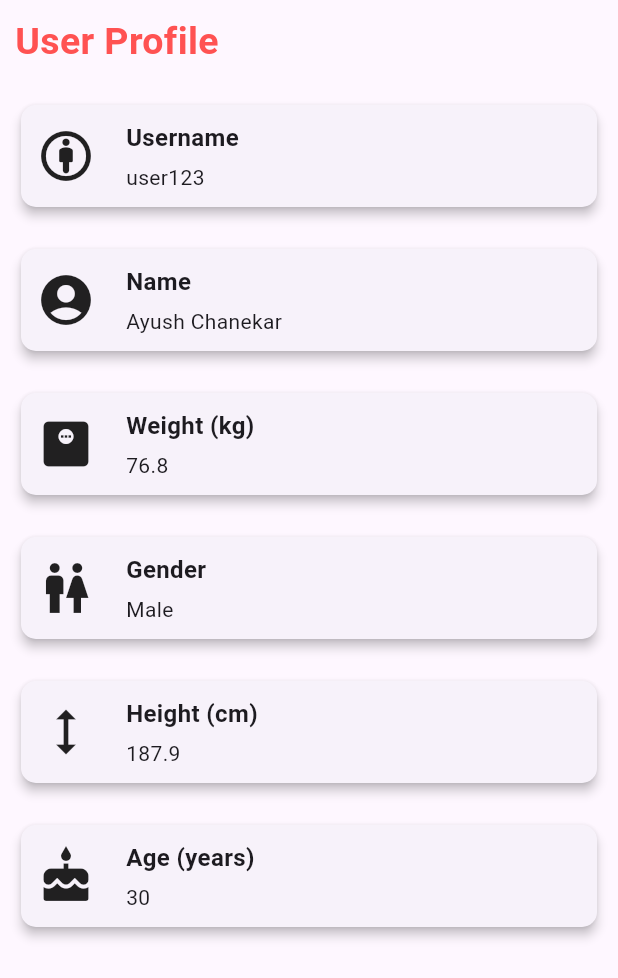
After one commit to rohraharjas/gdsc_solutions-1, a Flutter app: the UserProfilePage screen opened directly, on a phone screen of 412 x 824 dp. The commit adds this screen. Shown: the top 978 px of the screen. Run offline on Flutter 3.47's test engine with Material 3 defaults, Android fonts, the phone set to English and light mode, and no system bars; our stand-ins replace firebase_auth, firebase_core, google_fonts; accounts and stored records are empty.

Commit message:
user profile update

```diff
--- a/lib/Screens/templates.dart
+++ b/lib/Screens/templates.dart
@@ -27,14 +27,16 @@ class _AppTextButtonState extends State<AppTextButton> {
       height: widget.height,
       child: OutlinedButton(
         onPressed: widget.onpressed,
-        child: Text(widget.text,
-            style: GoogleFonts.openSans(
-              textStyle: const TextStyle(
-                color: Colors.red,
-                fontWeight: FontWeight.bold,
-              ),
-            )),
-        style: OutlinedButton.styleFrom(side: BorderSide(color: Colors.red)),
+        style: OutlinedButton.styleFrom(side: const BorderSide(color: Colors.red)),
+        child: Text(
+          widget.text,
+          style: GoogleFonts.openSans(
+            textStyle: const TextStyle(
+              color: Colors.red,
+              fontWeight: FontWeight.bold,
+            ),
+          ),
+        ),
       ),
     );
   }
--- /dev/null
+++ b/lib/Screens/userprofile.dart
@@ -0,0 +1,105 @@
+import 'package:flutter/material.dart';
+
+class UserProfilePage extends StatelessWidget {
+  // Dummy user data (replace with actual user data)
+  final String username = "user123";
+  final String name = "Ayush Chanekar";
+  final double weight = 76.8;
+  final String gender = "Male"; // Change this to "Other" for testing
+  final double height = 187.9;
+  final int age = 30;
+  Widget _gap() => const SizedBox(
+        height: 20,
+      );
+
+  @override
+  Widget build(BuildContext context) {
+    return Scaffold(
+      body: SingleChildScrollView(
+        child: Padding(
+          padding: const EdgeInsets.all(10.0),
+          child: Column(
+            crossAxisAlignment: CrossAxisAlignment.start,
+            children: [
+              const Text(
+                "User Profile",
+                style: TextStyle(
+                  color: Colors.redAccent,
+                  fontWeight: FontWeight.bold,
+                  fontSize: 25,
+                ),
+              ),
+              _gap(),
+              buildProfileCard(
+                'Username',
+                username,
+                // Icons.alternate_email_rounded,
+                Icons.attribution_rounded,
+              ),
+              _gap(),
+              buildProfileCard(
+                'Name',
+                name,
+                Icons.account_circle,
+              ),
+              _gap(),
+              buildProfileCard(
+                'Weight (kg)',
+                weight.toString(),
+                Icons.monitor_weight,
+              ),
+              _gap(),
+              buildProfileCard(
+                'Gender',
+                gender,
+                Icons.wc,
+              ),
+              _gap(),
+              buildProfileCard(
+                'Height (cm)',
+                height.toString(),
+                Icons.height,
+              ),
+              _gap(),
+              buildProfileCard(
+                'Age (years)',
+                age.toString(),
+                Icons.cake,
+              ),
+            ],
+          ),
+        ),
+      ),
+    );
+  }
+
+  Widget buildProfileCard(String title, String subtitle, IconData iconData) {
+    return Card(
+      elevation: 3,
+      shape: RoundedRectangleBorder(borderRadius: BorderRadius.circular(10)),
+      child: Padding(
+        padding: const EdgeInsets.all(10.0),
+        child: Row(
+          children: [
+            Icon(iconData, size: 40),
+            const SizedBox(width: 20),
+            Column(
+              crossAxisAlignment: CrossAxisAlignment.start,
+              children: [
+                Text(
+                  title,
+                  style: const TextStyle(
+                    fontWeight: FontWeight.bold,
+                    fontSize: 16,
+                  ),
+                ),
+                const SizedBox(height: 5),
+                Text(subtitle),
+              ],
+            ),
+          ],
+        ),
+      ),
+    );
+  }
+}
--- a/lib/main.dart
+++ b/lib/main.dart
@@ -7,6 +7,7 @@ import 'package:gdsc_solutions/Screens/faq.dart';
 import 'package:gdsc_solutions/Screens/home.dart';
 import 'package:gdsc_solutions/Screens/wrapper.dart';
 import 'package:google_fonts/google_fonts.dart';
+import './Screens/userprofile.dart';
 // import 'package:gdsc_solutions/Screens/authenticate/signin.dart';
 // import 'firebase_options.dart';
 
@@ -42,11 +43,12 @@ class Home extends StatefulWidget {
 
 class _HomeState extends State<Home> {
   final screens = [
-    Faq(),
-    Health(),
+    const Faq(),
+    const Health(),
     const HomeWidget(),
     const EventsPages(),
-    const Center(child: Text('Profile', style: TextStyle(fontSize: 60)))
+    // const Center(child: Text('Profile', style: TextStyle(fontSize: 60)))
+    UserProfilePage(),
   ];
   @override
   Widget build(BuildContext context) {
```
Also changed, not shown: lib/Screens/home.dart (+34 -22 lines).
